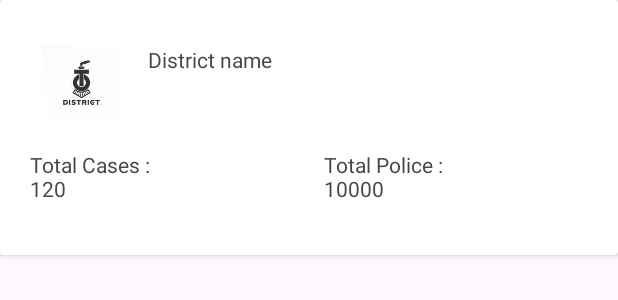
After one commit to Ltrsoft2019/Police_Mannagement_System, an Android app: the layout district_card.xml on its own in the app's theme, with its tools: preview values and no code run, on a phone screen of 412 x 824 dp. The commit adds this screen. Shown: the top 300 px of the screen. Run offline under Robolectric (Android 15) with nearby library versions, the phone set to English and light mode, and no system bars.

Commit message:
committed by omkar

```diff
--- a/app/src/main/java/com/ltrsoft/police_mannagement_system/MainActivity.java
+++ b/app/src/main/java/com/ltrsoft/police_mannagement_system/MainActivity.java
@@ -12,10 +12,8 @@ import android.widget.LinearLayout;
 import android.widget.ScrollView;
 import android.widget.Toast;
 
-import com.ltrsoft.police_mannagement_system.fragment.AcpanalyticalDashboardFragment;
+//import com.ltrsoft.police_mannagement_system.fragment.AcpanalyticalDashboardFragment;
 import com.ltrsoft.police_mannagement_system.navigation.navigationfragment;
-
-
 public class MainActivity extends AppCompatActivity {
 
     @Override
--- /dev/null
+++ b/app/src/main/res/layout/district_card.xml
@@ -0,0 +1,59 @@
+<?xml version="1.0" encoding="utf-8"?>
+<androidx.cardview.widget.CardView xmlns:android="http://schemas.android.com/apk/res/android"
+    android:layout_width="match_parent"
+    android:layout_height="wrap_content"
+    android:orientation="vertical"
+    android:padding="16dp">
+
+        <LinearLayout
+            android:orientation="vertical"
+            android:layout_width="match_parent"
+            android:layout_margin="10dp"
+            android:elevation="10dp"
+            android:layout_height="wrap_content">
+        <LinearLayout
+        android:layout_marginTop="10dp"
+        android:layout_width="match_parent"
+        android:layout_height="wrap_content"
+        android:layout_marginBottom="10dp"
+        android:orientation="horizontal">
+            <ImageView
+                android:layout_marginTop="10dp"
+                android:layout_marginLeft="10dp"
+                android:layout_width="match_parent"
+                android:layout_height="50dp"
+                android:src="@drawable/download"
+                android:layout_weight="8"
+                android:text="District name"/>
+            <TextView
+                android:layout_marginTop="10dp"
+                android:layout_marginLeft="10dp"
+                android:layout_width="match_parent"
+                android:layout_height="50dp"
+                android:layout_weight="2"
+                android:text="District name"/>
+
+        </LinearLayout>
+            <LinearLayout
+                android:layout_marginTop="10dp"
+                android:layout_width="match_parent"
+                android:layout_height="wrap_content"
+                android:layout_marginBottom="10dp"
+                android:orientation="horizontal">
+            <TextView
+                android:layout_marginLeft="10dp"
+                android:layout_width="0dp"
+                android:layout_weight="1"
+                android:text="Total Cases :\n120"
+                android:layout_height="50dp"/>
+                <TextView
+                    android:layout_marginLeft="10dp"
+                    android:layout_width="0dp"
+                    android:layout_weight="1"
+                    android:text="Total Police :\n10000"
+                    android:layout_height="50dp"/>
+            </LinearLayout>
+        </LinearLayout>
+
+
+</androidx.cardview.widget.CardView>
--- a/settings.gradle.kts
+++ b/settings.gradle.kts
@@ -10,6 +10,8 @@ dependencyResolutionManagement {
     repositories {
         google()
         mavenCentral()
+        maven("https://jitpack.io") // Add JitPack repository here
+
     }
 }
 
```
Also changed, not shown: app/src/main/res/drawable/download.png (added).
